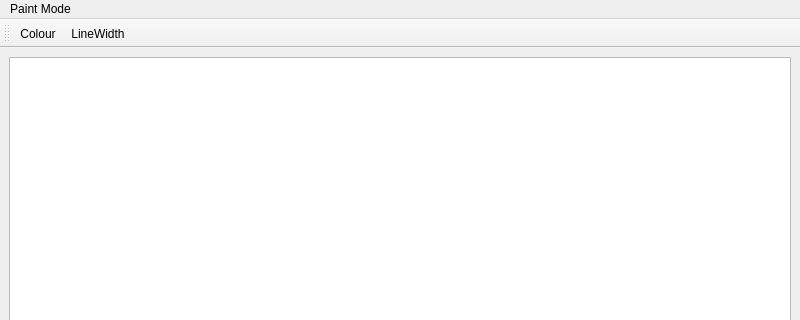
KirillBy/QT_Paint, file paint.ui: the form before one commit; both pictures show x 0 to 800 and y 0 to 320 of the 800 by 600 pixel window.
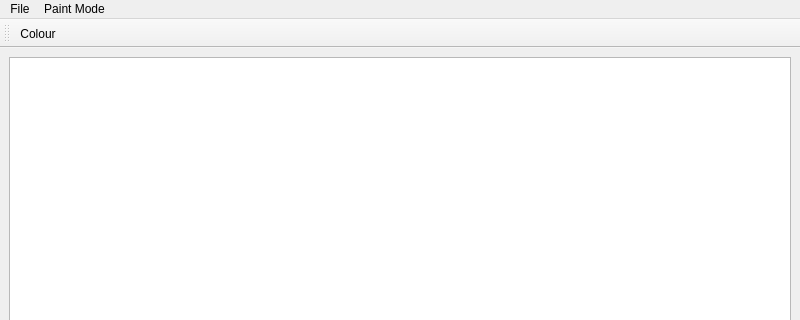
The form after the commit. Icons and pictures are not drawn.

Commit message: remake size width line. add open and save file

Diff of the .ui file:
```diff
--- a/paint.ui
+++ b/paint.ui
@@ -38,6 +38,14 @@
     <addaction name="separator"/>
     <addaction name="separator"/>
    </widget>
+   <widget class="QMenu" name="menuFile">
+    <property name="title">
+     <string>File</string>
+    </property>
+    <addaction name="actionOpen"/>
+    <addaction name="actionSave_as"/>
+   </widget>
+   <addaction name="menuFile"/>
    <addaction name="menuPaint_Mode"/>
   </widget>
   <widget class="QStatusBar" name="statusbar"/>
@@ -52,7 +60,6 @@
     <bool>false</bool>
    </attribute>
    <addaction name="actionColour"/>
-   <addaction name="actionLineWidth"/>
   </widget>
   <action name="actionPen">
    <property name="text">
@@ -71,7 +78,12 @@
   </action>
   <action name="actionLineWidth">
    <property name="text">
-    <string>LineWidth</string>
+    <string>Open</string>
+   </property>
+  </action>
+  <action name="actionSave_as">
+   <property name="text">
+    <string>Save as...</string>
    </property>
   </action>
  </widget>
```
Left out of the diff: 13 changed lines with no effect on the pictures. The commit also changes 7 other files.
